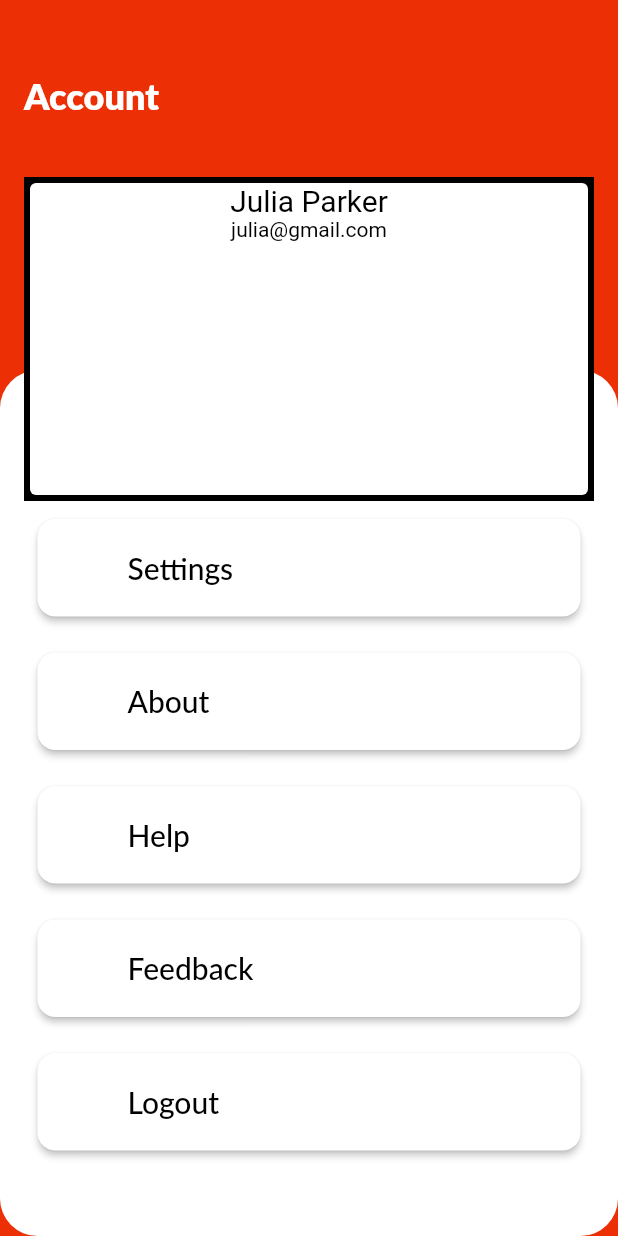
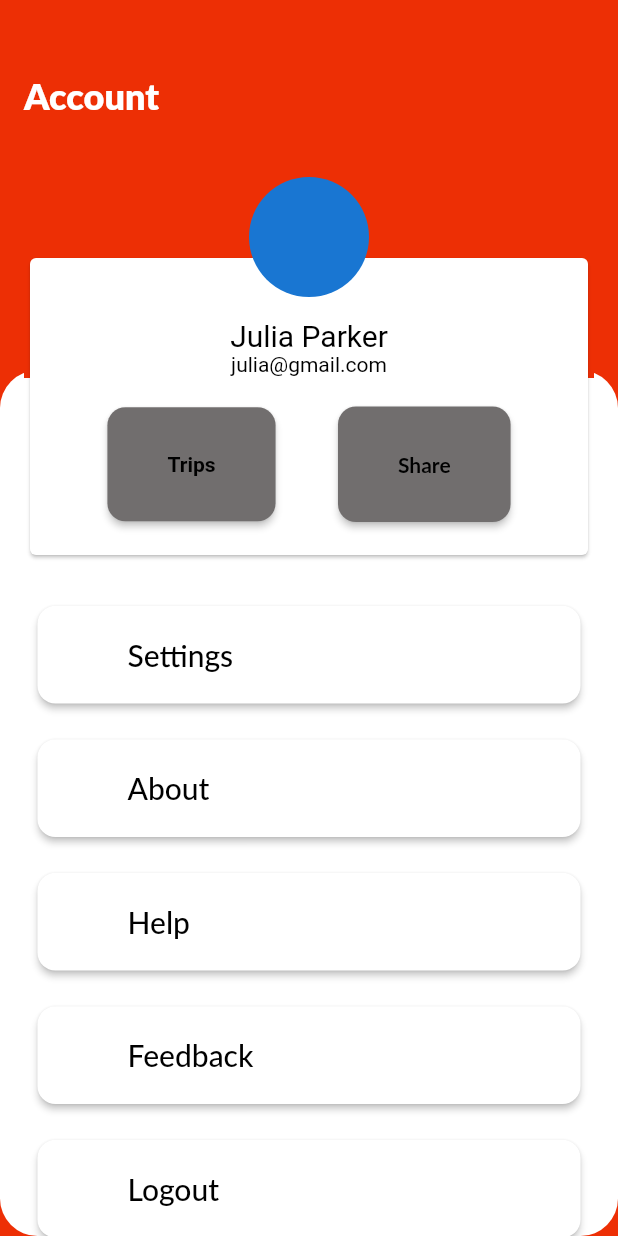
Before and after one commit to atharva-ng/mapItUp, a Flutter app: the screen it shows after launch, item 2 of the bottom bar chosen, on a phone screen of 412 x 824 dp. Run offline on Flutter 3.47's test engine with Material 2 defaults, Android fonts, the phone set to English and light mode, and no system bars; Roboto replaces fonts that are missing (Lato).

Commit message:
Update profilePic.dart

```diff
--- a/lib/myAccountScreen/profilePic.dart
+++ b/lib/myAccountScreen/profilePic.dart
@@ -1,22 +1,31 @@
 import 'package:flutter/material.dart';
-import 'profileMenuCard.dart';
+import 'package:flutter/material.dart';
+import 'profileMenu.dart';
 
 class profilePic extends StatelessWidget {
   @override
   Widget build(BuildContext context) {
     return Container(
-      color: Colors.black,
+      color: Color.fromARGB(255, 237, 47, 5),
       margin: EdgeInsets.fromLTRB(16, 118, 16, 0),
       child: Stack(
         children: [
           Container(
+              alignment: Alignment.bottomCenter,
+              color: Colors.white,
+              margin: EdgeInsets.fromLTRB(0, 134, 0, 0),
+              padding: EdgeInsets.fromLTRB(105, 0, 50, 140)),
+          Container(
+            padding: EdgeInsets.fromLTRB(0, 50, 0, 0),
             child: Card(
                 child: SizedBox(
               width: 500,
-              height: 208,
+              height: 198,
               child: Column(
-                crossAxisAlignment: CrossAxisAlignment.center,
-                children: const [
+                children: [
+                  Container(
+                      padding: EdgeInsets.fromLTRB(0, 40, 0, 0),
+                      child: Column(children: [
                         Text(
                           'Julia Parker',
                           style: TextStyle(
@@ -30,19 +39,78 @@ class profilePic extends StatelessWidget {
                             color: Colors.black,
                           ),
                         ),
+                        Container(
+                          padding: EdgeInsets.fromLTRB(10, 20, 10, 0),
+                          child: Row(
+                            mainAxisSize: MainAxisSize.max,
+                            mainAxisAlignment: MainAxisAlignment.spaceEvenly,
+                            children: [
+
+                                      Container(
+                                        margin:
+                                            const EdgeInsets.fromLTRB(0, 0, 0, 0),
+                                        child: ElevatedButton(
+                                          onPressed: () {},
+                                          style: ElevatedButton.styleFrom(
+                                            padding: const EdgeInsets.symmetric(
+                                                horizontal: 40, vertical: 30),
+                                            backgroundColor: Color.fromARGB(
+                                                255, 113, 110, 110),
+                                            shape: RoundedRectangleBorder(
+                                                borderRadius:
+                                                    BorderRadius.circular(12)),
+                                          ),
+                                          child: const Text(
+                                            'Trips',
+                                            style: TextStyle(
+                                              fontWeight: FontWeight.bold,
+                                              color: Colors.black,
+                                            ),
+                                          ),
+                                        ),
+                                      ),
+                                      Container(
+                                        margin:
+                                            const EdgeInsets.fromLTRB(0, 0, 0, 0),
+                                        child: ElevatedButton(
+                                          onPressed: () {},
+                                          style: ElevatedButton.styleFrom(
+                                            padding: const EdgeInsets.symmetric(
+                                                horizontal: 40, vertical: 30),
+                                            backgroundColor: Color.fromARGB(
+                                                255, 113, 110, 110),
+                                            shape: RoundedRectangleBorder(
+                                                borderRadius:
+                                                    BorderRadius.circular(12)),
+                                          ),
+                                          child: const Text(
+                                            'Share',
+                                            style: TextStyle(
+                                              fontWeight: FontWeight.bold,
+                                              fontFamily: "Lato",
+                                              color: Colors.black,
+                                            ),
+                                          ),
+                                        ),
+                                      ),
+                                    ],
+                                  ))
                             ],
                           ),
-            )),
+                        ),
+                      ])),
+
+              ),
             ),
 
-          // Container(
-          //   margin: const EdgeInsets.fromLTRB(0, 20, 0, 0),
-          //   alignment: Alignment.center,
-          //   child: const CircleAvatar(
-          //     radius: 40,
-          //     //backgroundImage: AssetImage" ",
-          //   ),
-          // ),
+          Container(
+            margin: const EdgeInsets.fromLTRB(0, 0, 0, 0),
+            alignment: Alignment.topCenter,
+            child: const CircleAvatar(
+              radius: 40,
+              //backgroundImage: AssetImage" ",
+            ),
+          ),
         ],
       ),
     );
```
Lines whose indentation alone changed are shown as unchanged.
